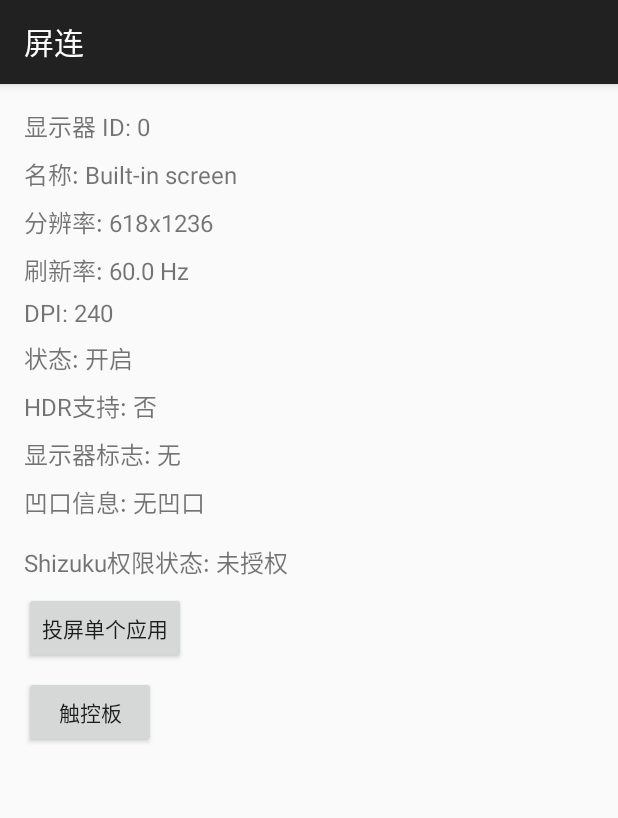
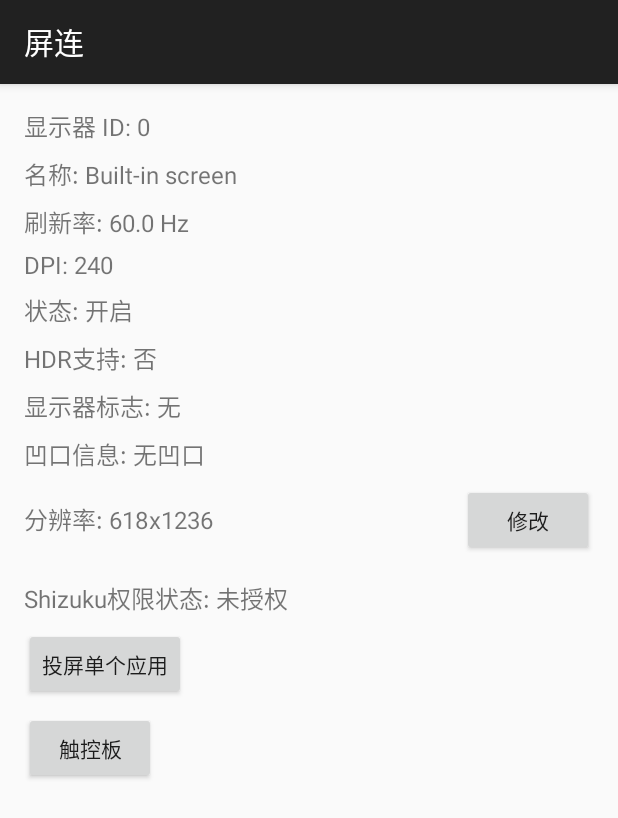
Before and after one commit to CashewTeam/TNT-Anywhere, an Android app: the fragment DisplayDetailFragment shown on its own in the app's theme, on a phone screen of 412 x 824 dp. Shown: the top 818 px of the screen. Run offline under Robolectric (Android 15) with nearby library versions, the phone set to English and light mode, and no system bars; libraries missing offline, so code that uses them is left out: rikka.shizuku; 3 statements that could not run were skipped.

Commit message:
add modify button

```diff
--- a/app/src/main/java/com/gitee/connect_screen/DisplayDetailFragment.java
+++ b/app/src/main/java/com/gitee/connect_screen/DisplayDetailFragment.java
@@ -117,10 +117,15 @@ public class DisplayDetailFragment extends Fragment {
         display.getMetrics(metrics);
 
         TextView detailText = view.findViewById(R.id.detail_text);
+        TextView resolutionText = view.findViewById(R.id.resolution_text);
+
+        // 设置分辨率文本
+        String resolution = String.format("分辨率: %dx%d", display.getWidth(), display.getHeight());
+        resolutionText.setText(resolution);
+
         String details = String.format(
             "显示器 ID: %d\n" +
             "名称: %s\n" +
-            "分辨率: %dx%d\n" +
             "刷新率: %.1f Hz\n" +
             "DPI: %d\n" +
             "状态: %s\n" +
@@ -129,8 +134,6 @@ public class DisplayDetailFragment extends Fragment {
             "凹口信息: %s",
             display.getDisplayId(),
             display.getName(),
-            display.getWidth(),
-            display.getHeight(),
             display.getRefreshRate(),
             metrics.densityDpi,
             display.getState() == Display.STATE_ON ? "开启" : "关闭",
@@ -153,6 +156,12 @@ public class DisplayDetailFragment extends Fragment {
         Button touchpadButton = view.findViewById(R.id.touchpad_button);
         touchpadButton.setOnClickListener(v -> {
             checkOverlayPermission();
+        });
+
+        // 添加修改按钮点击事件
+        Button editResolutionButton = view.findViewById(R.id.edit_resolution_button);
+        editResolutionButton.setOnClickListener(v -> {
+            // TODO: 在这里添加修改分辨率的逻辑
         });
 
         updateShizukuStatus();
--- a/app/src/main/res/layout/fragment_display_detail.xml
+++ b/app/src/main/res/layout/fragment_display_detail.xml
@@ -15,6 +15,26 @@
             android:layout_height="wrap_content"
             android:textSize="16sp"
             android:lineSpacingExtra="8dp"/>
+
+        <LinearLayout
+            android:layout_width="match_parent"
+            android:layout_height="wrap_content"
+            android:orientation="horizontal"
+            android:layout_marginTop="8dp">
+
+            <TextView
+                android:id="@+id/resolution_text"
+                android:layout_width="0dp"
+                android:layout_height="wrap_content"
+                android:layout_weight="1"
+                android:textSize="16sp"/>
+
+            <Button
+                android:id="@+id/edit_resolution_button"
+                android:layout_width="wrap_content"
+                android:layout_height="wrap_content"
+                android:text="修改"/>
+        </LinearLayout>
 
         <TextView
             android:id="@+id/shizuku_status"
```
Also changed, not shown: 2 other files.
